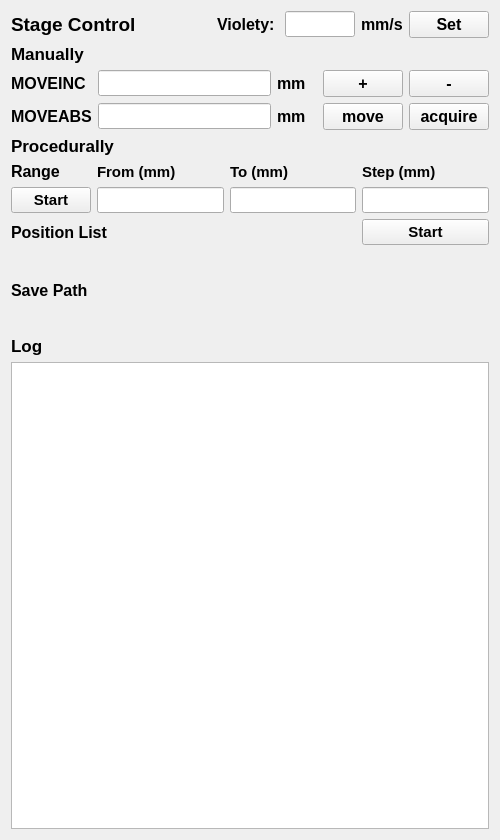
The window that ui/basic_control_panel_UI.ui (Astro-Aionia/pyqt-labctrl) describes before a commit, drawn with Qt 5.
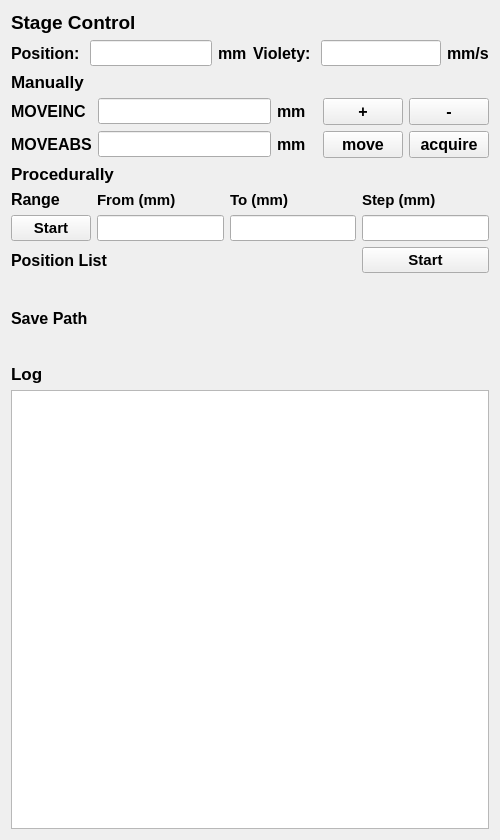
The same window after the commit.

The edit to the form file:
```diff
--- a/ui/basic_control_panel_UI.ui
+++ b/ui/basic_control_panel_UI.ui
@@ -36,7 +36,7 @@
     <widget class="QLabel" name="label_13">
      <property name="minimumSize">
       <size>
-       <width>200</width>
+       <width>150</width>
        <height>0</height>
       </size>
      </property>
@@ -51,7 +51,47 @@
      </property>
     </widget>
    </item>
-   <item row="0" column="1">
+   <item row="1" column="0">
+    <layout class="QHBoxLayout" name="horizontalLayout_2">
+     <item>
+      <widget class="QLabel" name="label_19">
+       <property name="font">
+        <font>
+         <pointsize>12</pointsize>
+         <bold>true</bold>
+        </font>
+       </property>
+       <property name="text">
+        <string>Position: </string>
+       </property>
+      </widget>
+     </item>
+     <item>
+      <widget class="QLineEdit" name="lineEdit_7">
+       <property name="font">
+        <font>
+         <family>Consolas</family>
+         <pointsize>11</pointsize>
+        </font>
+       </property>
+      </widget>
+     </item>
+     <item>
+      <widget class="QLabel" name="label_20">
+       <property name="font">
+        <font>
+         <pointsize>12</pointsize>
+         <bold>true</bold>
+        </font>
+       </property>
+       <property name="text">
+        <string>mm</string>
+       </property>
+      </widget>
+     </item>
+    </layout>
+   </item>
+   <item row="1" column="1">
     <layout class="QHBoxLayout" name="horizontalLayout">
      <item>
       <widget class="QLabel" name="label_17">
@@ -89,22 +129,9 @@
        </property>
       </widget>
      </item>
-     <item>
-      <widget class="QPushButton" name="pushButton_7">
-       <property name="font">
-        <font>
-         <pointsize>12</pointsize>
-         <bold>true</bold>
-        </font>
-       </property>
-       <property name="text">
-        <string>Set</string>
-       </property>
-      </widget>
-     </item>
     </layout>
    </item>
-   <item row="1" column="0" colspan="2">
+   <item row="2" column="0" colspan="2">
     <layout class="QVBoxLayout" name="verticalLayout">
      <item>
       <widget class="QLabel" name="label_10">
```
